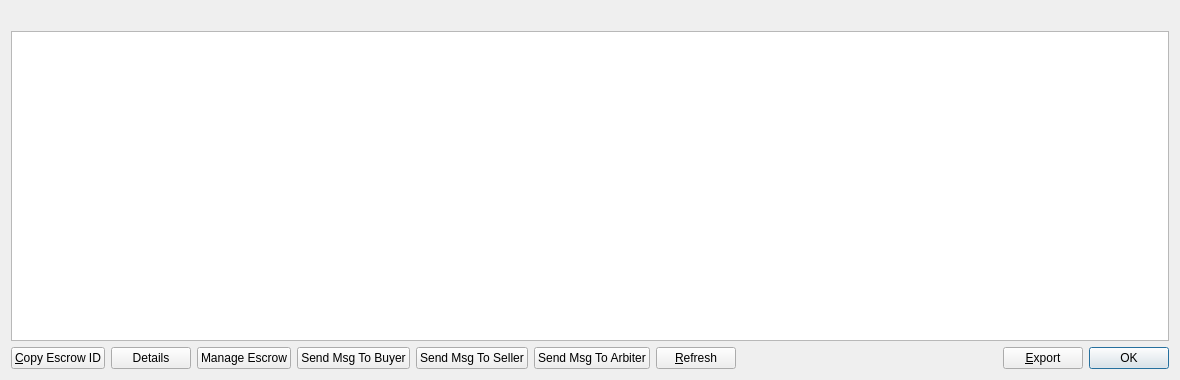
This is src/qt/forms/myescrowlistpage.ui in willyko/syscoin2 as Qt 5 draws it before an edit. The edited form follows.
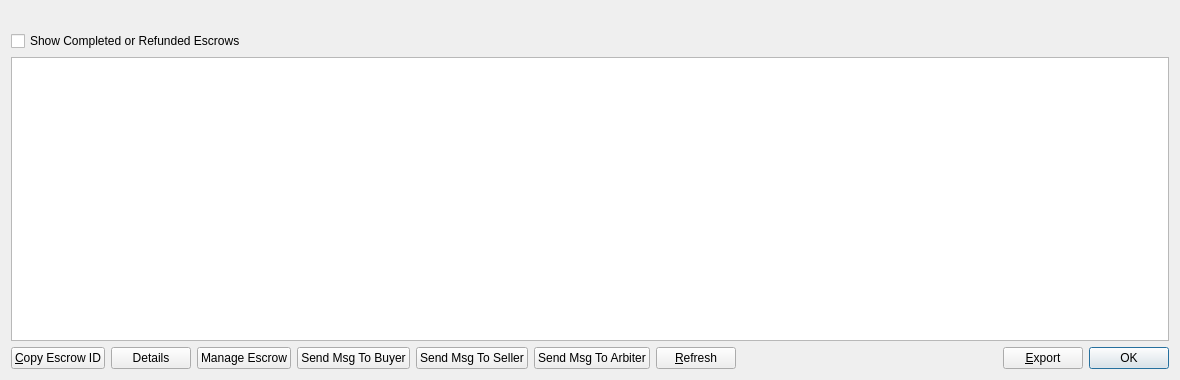
This is the edited form.

What changed in the file:
```diff
--- a/src/qt/forms/myescrowlistpage.ui
+++ b/src/qt/forms/myescrowlistpage.ui
@@ -24,6 +24,13 @@
      </property>
     </widget>
    </item>
+   <item>
+    <widget class="QCheckBox" name="completeCheck">
+     <property name="text">
+      <string>Show Completed or Refunded Escrows</string>
+     </property>
+    </widget>
+   </item>
    <item>
     <widget class="QTableView" name="tableView">
      <property name="contextMenuPolicy">
```
